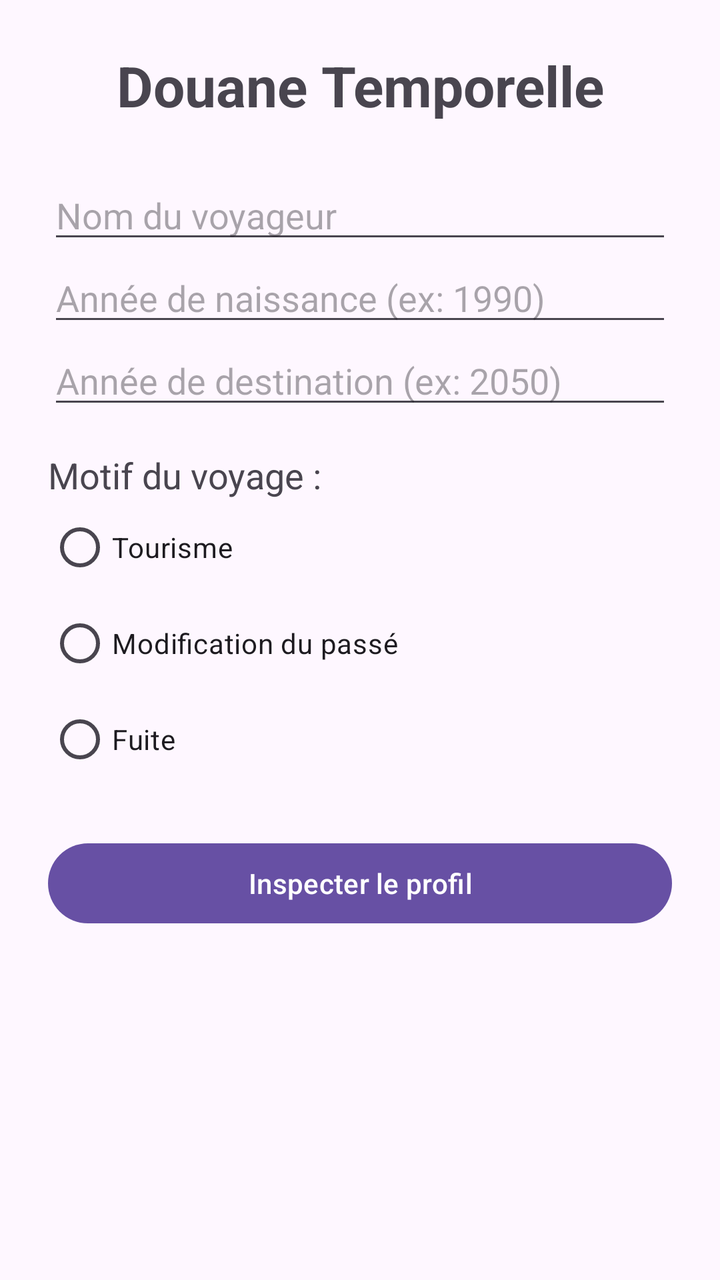
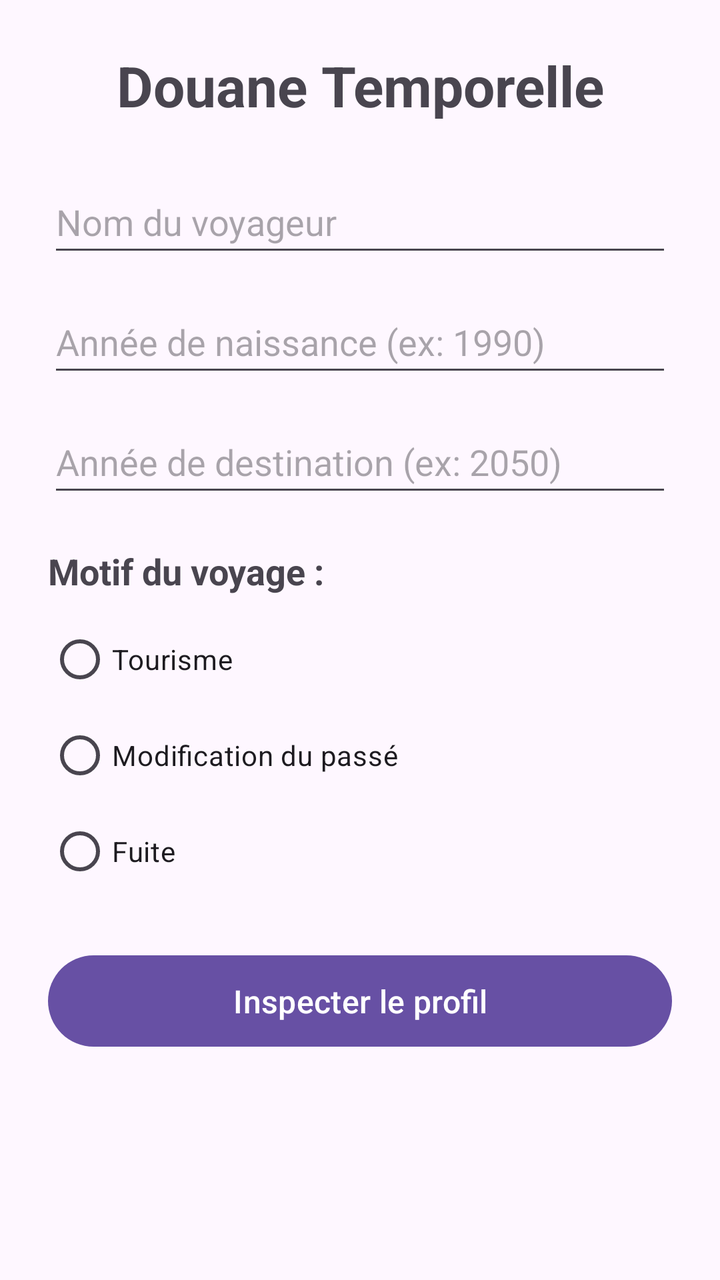

An Android layout rendered at two revisions. The XML below is the earlier revision; the diff shows what the commit changed to produce the second picture.
<!-- AndroidManifest.xml: application theme Theme.DouaneTemporelle -->
<!-- res/layout/activity_main.xml -->
<?xml version="1.0" encoding="utf-8"?>
<ScrollView xmlns:android="http://schemas.android.com/apk/res/android"
    android:layout_width="match_parent"
    android:layout_height="match_parent"
    android:fitsSystemWindows="true">

    <LinearLayout
        android:layout_width="match_parent"
        android:layout_height="wrap_content"
        android:orientation="vertical"
        android:padding="24dp">

        <TextView
            android:id="@+id/tv_titre_dj"
            android:layout_width="match_parent"
            android:layout_height="wrap_content"
            android:gravity="center"
            android:text="@string/titre_douane"
            android:textSize="28sp"
            android:textStyle="bold" />

        <EditText
            android:id="@+id/et_nom_dj"
            android:layout_width="match_parent"
            android:layout_height="wrap_content"
            android:layout_marginTop="24dp"
            android:hint="@string/hint_nom"
            android:inputType="textPersonName" />

        <EditText
            android:id="@+id/et_naissance_dj"
            android:layout_width="match_parent"
            android:layout_height="wrap_content"
            android:hint="@string/hint_naissance"
            android:inputType="number"
            android:maxLength="4" />

        <EditText
            android:id="@+id/et_destination_dj"
            android:layout_width="match_parent"
            android:layout_height="wrap_content"
            android:hint="@string/hint_destination"
            android:inputType="number"
            android:maxLength="4" />

        <TextView
            android:id="@+id/tv_motif_titre_dj"
            android:layout_width="wrap_content"
            android:layout_height="wrap_content"
            android:layout_marginTop="16dp"
            android:text="@string/label_motif_choix"
            android:textSize="18sp" />

        <RadioGroup
            android:id="@+id/rg_motif_dj"
            android:layout_width="match_parent"
            android:layout_height="wrap_content">

            <RadioButton
                android:id="@+id/rb_tourisme_dj"
                android:layout_width="wrap_content"
                android:layout_height="wrap_content"
                android:text="@string/motif_tourisme" />

            <RadioButton
                android:id="@+id/rb_modification_dj"
                android:layout_width="wrap_content"
                android:layout_height="wrap_content"
                android:text="@string/motif_modification" />

            <RadioButton
                android:id="@+id/rb_fuite_dj"
                android:layout_width="wrap_content"
                android:layout_height="wrap_content"
                android:text="@string/motif_fuite" />
        </RadioGroup>

        <Button
            android:id="@+id/btn_inspecter_dj"
            android:layout_width="match_parent"
            android:layout_height="wrap_content"
            android:layout_marginTop="24dp"
            android:text="@string/btn_inspecter" />
    </LinearLayout>

</ScrollView>
<!-- resources referenced by this layout -->
<resources>
  <string name="btn_inspecter">Inspecter le profil</string>
  <string name="hint_destination">Année de destination (ex: 2050)</string>
  <string name="hint_naissance">Année de naissance (ex: 1990)</string>
  <string name="hint_nom">Nom du voyageur</string>
  <string name="label_motif_choix">Motif du voyage :</string>
  <string name="motif_fuite">Fuite</string>
  <string name="motif_modification">Modification du passé</string>
  <string name="motif_tourisme">Tourisme</string>
  <string name="titre_douane">Douane Temporelle</string>
  <style name="Theme.DouaneTemporelle" parent="Base.Theme.DouaneTemporelle" />
  <style name="Base.Theme.DouaneTemporelle" parent="Theme.Material3.DayNight.NoActionBar">
          
          
      </style>
</resources>

<!-- the commit's change to res/layout/activity_main.xml (unified diff, before → after) -->
@@ -25,36 +25,43 @@
             android:layout_height="wrap_content"
             android:layout_marginTop="24dp"
             android:hint="@string/hint_nom"
-            android:inputType="textPersonName" />
+            android:inputType="textPersonName"
+            android:minHeight="48dp" />/>
 
         <EditText
             android:id="@+id/et_naissance_dj"
             android:layout_width="match_parent"
             android:layout_height="wrap_content"
+            android:layout_marginTop="12dp"
             android:hint="@string/hint_naissance"
             android:inputType="number"
-            android:maxLength="4" />
+            android:maxLength="4"
+            android:minHeight="48dp"/>
 
         <EditText
             android:id="@+id/et_destination_dj"
             android:layout_width="match_parent"
             android:layout_height="wrap_content"
+            android:layout_marginTop="12dp"
             android:hint="@string/hint_destination"
             android:inputType="number"
-            android:maxLength="4" />
+            android:maxLength="4"
+            android:minHeight="48dp"/>
 
         <TextView
             android:id="@+id/tv_motif_titre_dj"
             android:layout_width="wrap_content"
             android:layout_height="wrap_content"
-            android:layout_marginTop="16dp"
+            android:layout_marginTop="20dp"
             android:text="@string/label_motif_choix"
-            android:textSize="18sp" />
+            android:textSize="18sp"
+            android:textStyle="bold"/>
 
         <RadioGroup
             android:id="@+id/rg_motif_dj"
             android:layout_width="match_parent"
-            android:layout_height="wrap_content">
+            android:layout_height="wrap_content"
+            android:layout_marginTop="8dp">
 
             <RadioButton
                 android:id="@+id/rb_tourisme_dj"
@@ -80,7 +87,9 @@
             android:layout_width="match_parent"
             android:layout_height="wrap_content"
             android:layout_marginTop="24dp"
-            android:text="@string/btn_inspecter" />
+            android:padding="12dp"
+            android:text="@string/btn_inspecter"
+            android:textSize="16sp"/>
     </LinearLayout>
 
 </ScrollView>
